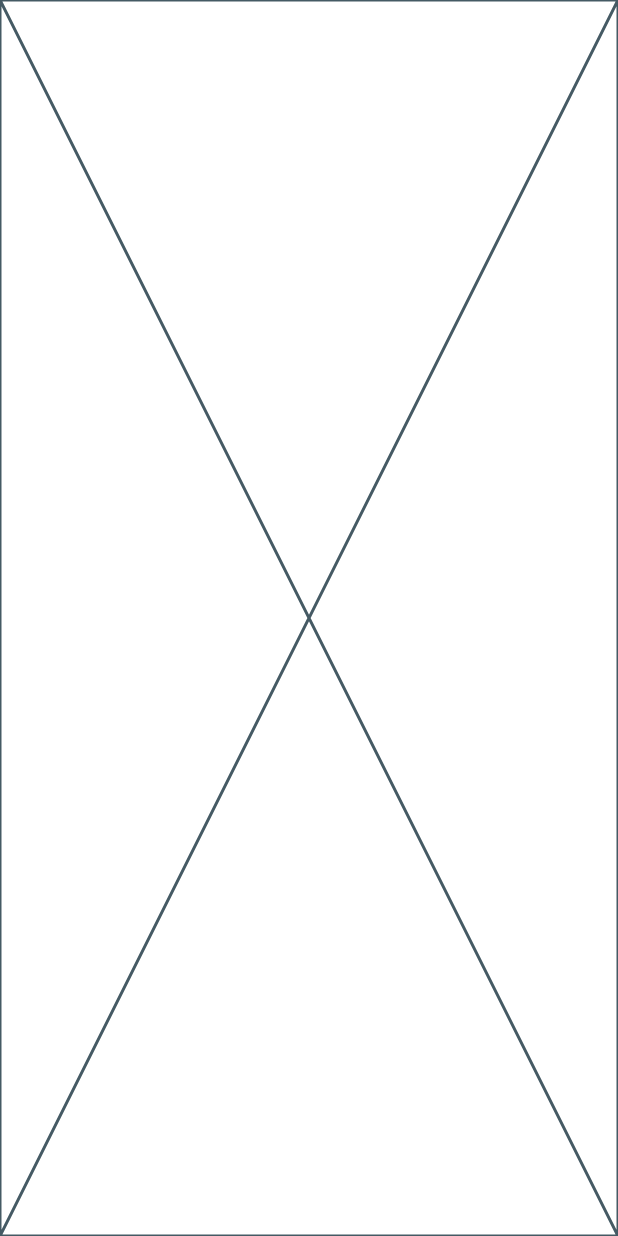
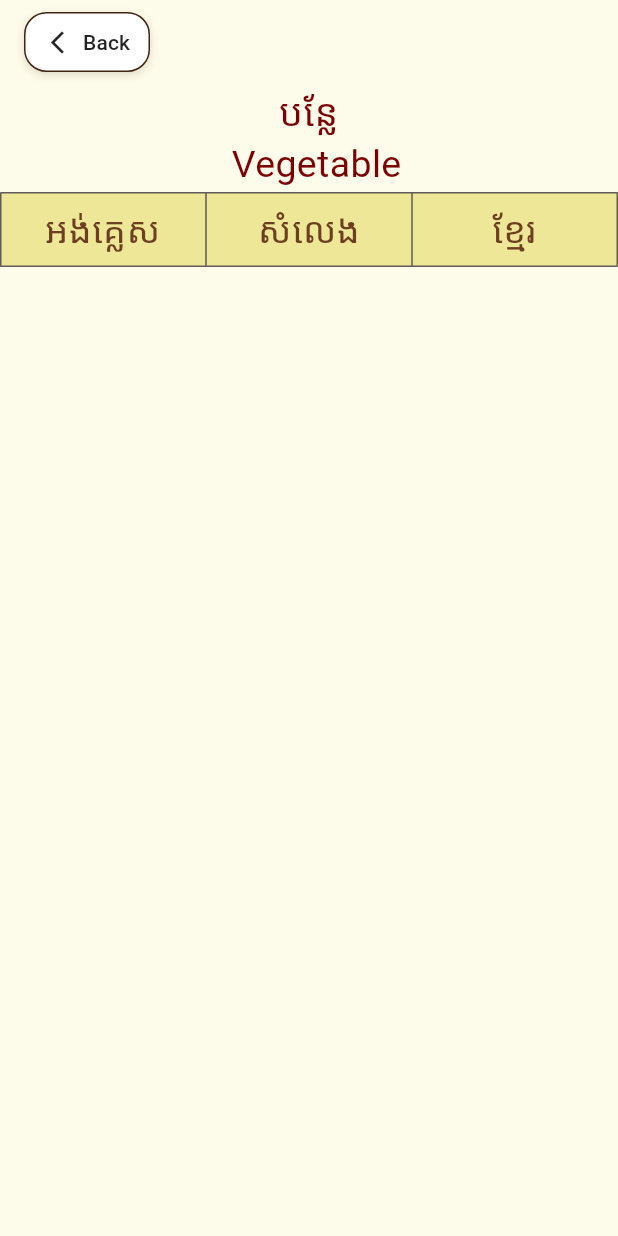
Before and after one commit to Vireakrom/salhub-flutter, a Flutter app: the JomrousPage screen opened directly, after a tap on "ផ្លែឈើ", on a phone screen of 412 x 824 dp. Run offline on Flutter 3.47's test engine with Material 3 defaults, Android fonts, the phone set to English and light mode, and no system bars; our stand-ins replace audioplayers.

Commit message:
vegetable

```diff
--- a/salhub/lib/views/pages/jomrous/jomrous_page.dart
+++ b/salhub/lib/views/pages/jomrous/jomrous_page.dart
@@ -31,9 +31,14 @@ class JomrousPage extends StatelessWidget {
                   "ភាសាចម្រុះ",
                   style: TextStyle(fontSize: 25, color: Color(0xFF790303)),
                 ),
+              ],
+            ),
+            Row(
+              mainAxisAlignment: MainAxisAlignment.center,
+              children: [
                 SizedBox(width: 10,),
                 Text(
-                  "ភាសាចម្រុះ",
+                  "General",
                   style: TextStyle(fontSize: 25, color: Color(0xFF790303)),
                 ),
               ],
@@ -44,7 +49,7 @@ class JomrousPage extends StatelessWidget {
               onTap: () {
                 Navigator.push(
                   context,
-                  MaterialPageRoute(builder: (context) => Placeholder()),
+                  MaterialPageRoute(builder: (context) => VegetablePage()),
                 );
               },
               child: Center(
--- a/salhub/lib/views/pages/jomrous/vegetable.dart
+++ b/salhub/lib/views/pages/jomrous/vegetable.dart
@@ -1,10 +1,109 @@
 import 'package:flutter/material.dart';
+import 'package:salhub/views/widgets/back_button_widget.dart';
+import 'package:salhub/views/pages/jomrous/jomrous_page.dart';
+
 
 class VegetablePage extends StatelessWidget {
   const VegetablePage({super.key});
 
   @override
   Widget build(BuildContext context) {
-    return const Placeholder();
+        double screenWidth = MediaQuery.of(context).size.width;
+
+    return Scaffold(
+      appBar: AppBar(
+        backgroundColor: Colors.transparent,
+        automaticallyImplyLeading: false,
+        leadingWidth: 100,
+        leading: BackButtonWidget(),
+        centerTitle: true,
+      ),
+
+      body: SingleChildScrollView(
+        child: Column(
+          crossAxisAlignment: CrossAxisAlignment.center,
+          children: [
+            Row(
+              mainAxisAlignment: MainAxisAlignment.center,
+              children: [
+                Text(
+                  "បន្លែ",
+                  style: TextStyle(fontSize: 25, color: Color(0xFF790303)),
+                ),
+              ],
+            ),
+            Row(
+              mainAxisAlignment: MainAxisAlignment.center,
+              children: [
+                SizedBox(width: 10,),
+                Text(
+                  "Vegetable",
+                  style: TextStyle(fontSize: 25, color: Color(0xFF790303)),
+                ),
+              ],
+            ),
+            Table(
+              border: TableBorder.all(color: const Color.fromARGB(255, 98, 90, 90)),
+              defaultVerticalAlignment: TableCellVerticalAlignment.middle,
+              children: [
+                const TableRow(
+                  decoration: BoxDecoration(
+                    color:  Color.fromARGB(255, 239, 231, 152),
+                  ),
+                  children: [
+                    TableCell(
+                      verticalAlignment: TableCellVerticalAlignment.middle,
+                      child: Padding(
+                        padding: EdgeInsets.all(8.0),
+                        child: Text("អង់គ្លេស",
+                        style: TextStyle(
+                          fontSize: 24,
+                          color: Color(0xFFF6d3f21),
+                        ),
+                        textAlign: .center,
+                        ),
+                      ),
+
+                    ),
+                    TableCell(
+                      verticalAlignment: TableCellVerticalAlignment.middle,
+                      child: Padding(
+                        padding: EdgeInsets.all(8.0),
+                        child: Text("សំលេង",
+                        style: TextStyle(
+                          fontSize: 24,
+                          color: Color(0xFFF6d3f21),
+                        ),
+                        textAlign: .center,
+                        ),
+                      ),
+                    ),
+                    TableCell(
+                      verticalAlignment: TableCellVerticalAlignment.middle,
+                      child: Padding(
+                        padding: EdgeInsets.all(8.0),
+                        child: Text("ខ្មែរ",
+                        style: TextStyle(
+                          fontSize: 24,
+                          color: Color(0xFFF6d3f21),
+                        ),
+                        textAlign: .center,
+                        ),
+
+
+                      ),
+
+                    ),
+
+
+                  ]
+                )
+              ],
+            )
+          ],
+
+        ),
+      ),
+    );
   }
 }
```
